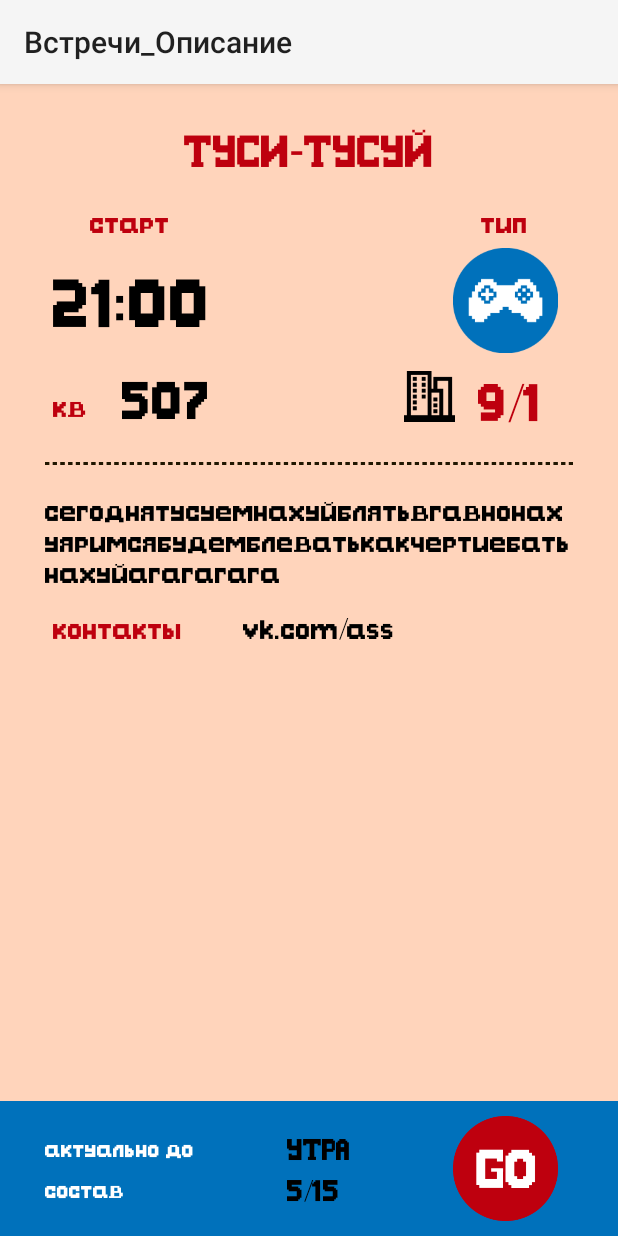
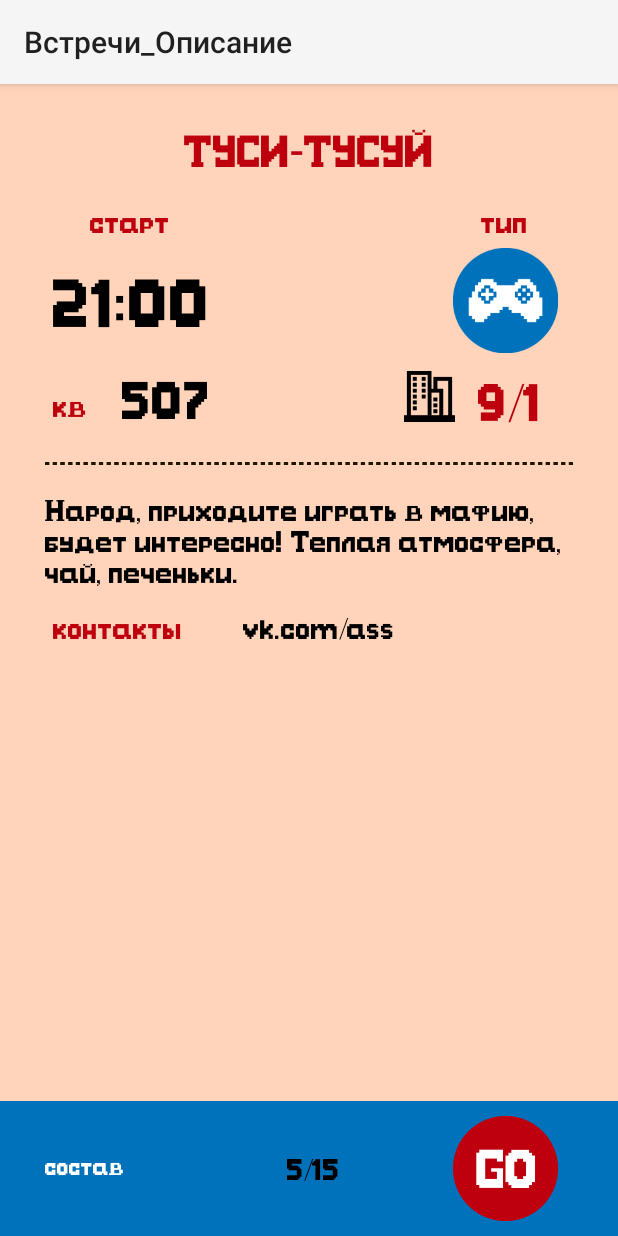
Before and after one commit to egorfa/LetsGoDubki, an Android app: the MeetingDescriptionActivity screen opened directly, with no data from a screen before it, on a phone screen of 412 x 824 dp. Run offline under Robolectric (Android 15) with nearby library versions, the phone set to English and light mode, and no system bars.

Commit message:
almost done

```diff
--- a/app/src/main/AndroidManifest.xml
+++ b/app/src/main/AndroidManifest.xml
@@ -43,7 +43,8 @@
         <activity
             android:label="Встречи_Добавление"
             android:name=".MeetingAdd"
-            android:theme="@style/AppTheme">
+            android:theme="@style/AppTheme"
+            android:windowSoftInputMode="adjustPan">
 
 
         </activity>
--- a/app/src/main/java/com/dtd/letsgodubki/MeetingDescriptionActivity.java
+++ b/app/src/main/java/com/dtd/letsgodubki/MeetingDescriptionActivity.java
@@ -6,6 +6,8 @@ import android.content.Intent;
 import android.graphics.drawable.Drawable;
 import android.os.Bundle;
 import android.util.Log;
+import android.view.View;
+import android.widget.Button;
 import android.widget.ImageView;
 import android.widget.TextView;
 
@@ -19,6 +21,7 @@ public class MeetingDescriptionActivity extends Activity{
 
     TextView title, time, peopleNumber, flat;
     ImageView imageTheme;
+    Button btnGo;
 
     @Override
     protected void attachBaseContext(Context newBase){
@@ -37,6 +40,7 @@ public class MeetingDescriptionActivity extends Activity{
         peopleNumber = (TextView)findViewById(R.id.peopleNum);
         imageTheme = (ImageView)findViewById(R.id.imgType);
         flat = (TextView)findViewById(R.id.flatNum);
+        btnGo = (Button)findViewById(R.id.btnGoJoin);
 
         Intent intent = getIntent();
         Bundle extras = intent.getExtras();
@@ -59,5 +63,13 @@ public class MeetingDescriptionActivity extends Activity{
                     Log.d("ERROR", e.getMessage());
                 }
             }
+
+        btnGo.setOnClickListener(new View.OnClickListener() {
+            @Override
+            public void onClick(View v) {
+                Intent intent1 = new Intent(MeetingDescriptionActivity.this, MeetingsActivity.class);
+                startActivity(intent1);
+            }
+        });
     }
 }
--- a/app/src/main/res/layout/meeting_description.xml
+++ b/app/src/main/res/layout/meeting_description.xml
@@ -140,7 +140,7 @@
             android:layout_alignRight="@+id/divider"
             android:textSize="20sp"
             android:textColor="@color/Black"
-            android:text="@string/vbros"
+            android:text="@string/test"
             android:layout_marginTop="20dp"
             android:id="@+id/vbros"/>
 
@@ -186,7 +186,7 @@
                 android:layout_height="fill_parent"
                 android:layout_weight="1.5">
 
-                <TextView
+                <!--TextView
                     android:layout_width="wrap_content"
                     android:layout_height="wrap_content"
                     android:text="актуально до"
@@ -194,7 +194,7 @@
                     android:textColor="@color/white"
                     android:layout_marginTop="23dp"
                     android:layout_marginLeft="30dp"
-                    android:id="@+id/actual"/>
+                    android:id="@+id/actual"-->
 
                 <TextView
                     android:layout_width="wrap_content"
@@ -202,9 +202,8 @@
                     android:text="состав"
                     android:textSize="16sp"
                     android:textColor="@color/white"
-                    android:layout_below="@+id/actual"
-                    android:layout_alignLeft="@+id/actual"
-                    android:layout_marginTop="10dp"/>
+                    android:layout_marginTop="35dp"
+                    android:layout_marginLeft="30dp"/>
 
                     </RelativeLayout>
 
@@ -214,25 +213,24 @@
                 android:layout_weight="0.8"
                 android:id="@+id/rl2">
 
-                <TextView
+                <!--TextView
                     android:layout_width="wrap_content"
                     android:layout_height="wrap_content"
                     android:id="@+id/dayCond"
-                    android:text="УТРА"
+                    android:text="15:00"
                     android:textSize="20sp"
                     android:textColor="@color/Black"
                     android:layout_marginTop="22dp"
-                    android:layout_marginLeft="20dp"/>
+                    android:layout_marginLeft="20dp"-->
 
                 <TextView
                     android:layout_width="wrap_content"
                     android:layout_height="wrap_content"
-                    android:layout_below="@+id/dayCond"
-                    android:layout_alignLeft="@+id/dayCond"
+                    android:layout_marginLeft="20dp"
                     android:text="5/15"
                     android:textSize="20sp"
                     android:textColor="@color/Black"
-                    android:layout_marginTop="5dp"
+                    android:layout_marginTop="35dp"
                     android:id="@+id/peopleNum"/>
 
                 </RelativeLayout>
@@ -242,13 +240,14 @@
                 android:layout_height="fill_parent"
                 android:layout_weight="1.3">
 
-                <ImageView
+                <Button
                     android:layout_width="70dp"
                     android:layout_height="70dp"
                     android:background="@drawable/go_btn"
                     android:layout_marginRight="40dp"
                     android:layout_alignParentRight="true"
-                    android:layout_centerVertical="true"/>
+                    android:layout_centerVertical="true"
+                    android:id="@+id/btnGoJoin"/>
 
                 </RelativeLayout>
 
--- a/app/src/main/res/values/strings.xml
+++ b/app/src/main/res/values/strings.xml
@@ -6,6 +6,6 @@
     <string name="action_settings">Settings</string>
     <string name="activity_splash">Launch</string>
     <string name="activity_first">Dubki</string>
-    <string name="vbros">сегоднятусуемнахуйблятьвгавнонахуяримсябудемблеватькакчертиебатьнахуйагагагага</string>
+    <string name="test">Народ, приходите играть в мафию, будет интересно! Теплая атмосфера, чай, печеньки.</string>
 
 </resources>
```
Also changed, not shown: app/src/main/java/com/dtd/letsgodubki/MeetingAdd.java (+15 -7 lines), app/src/main/res/layout/meeting_add.xml (+78 -130 lines).
